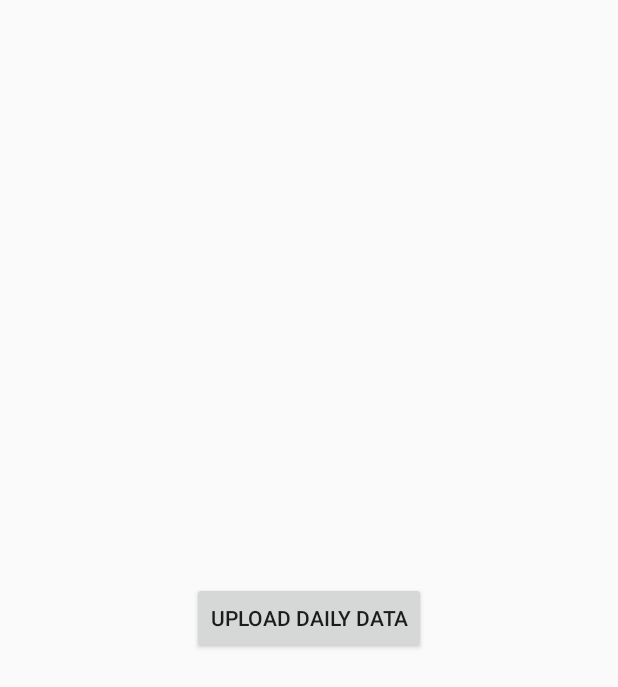
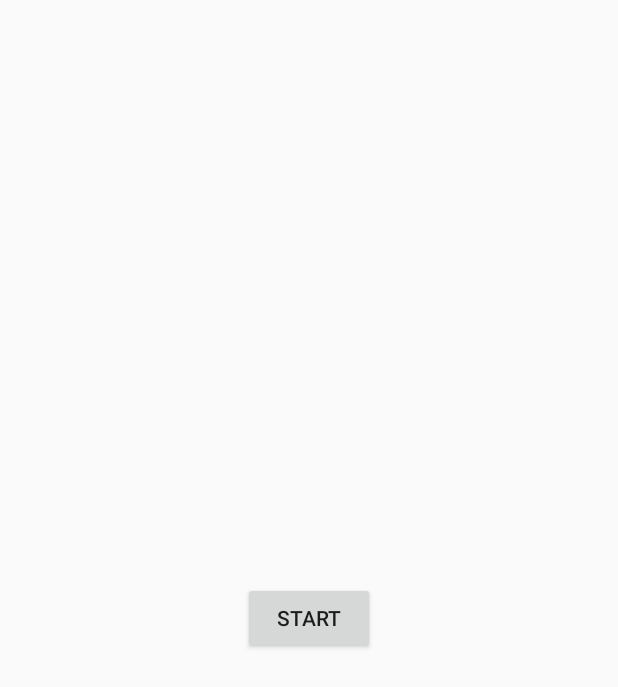
Before and after one commit to mbXian/MyDemo, an Android app: the screen it shows after launch (WorkoutMainActivity), on a phone screen of 412 x 824 dp. Shown: the top 687 px of the screen. Run offline under Robolectric (Android 15) with nearby library versions, the phone set to English and light mode, and no system bars.

```diff
--- a/app/src/main/java/com/xmb/demo/activity/workout/WorkoutMainActivity.java
+++ b/app/src/main/java/com/xmb/demo/activity/workout/WorkoutMainActivity.java
@@ -14,6 +14,8 @@ import com.xmb.demo.network.NetWorkUrl;
 import org.json.JSONException;
 import org.json.JSONObject;
 
+import java.util.Date;
+
 /**
  * Author by Ben
  * On 2020-03-07.
@@ -23,18 +25,43 @@ import org.json.JSONObject;
 public class WorkoutMainActivity extends Activity {
 
     private Button uploadButton;
+    private Button startButton;
 
     @Override
     protected void onCreate(@Nullable Bundle savedInstanceState) {
         super.onCreate(savedInstanceState);
         setContentView(R.layout.workout_main);
 
+        final JSONObject paramJsonObject = new JSONObject();
+
         uploadButton = findViewById(R.id.uploadButton);
+        startButton = findViewById(R.id.startButton);
+
+        startButton.setOnClickListener(new View.OnClickListener() {
+            @Override
+            public void onClick(View view) {
+                try {
+                    paramJsonObject.put("trainTimeMilliSec", new Date().getTime());
+
+                    runOnUiThread(new Runnable() {
+                        @Override
+                        public void run() {
+                            startButton.setVisibility(View.GONE);
+                            uploadButton.setVisibility(View.VISIBLE);
+                        }
+                    });
+                } catch (Exception e) {
+
+                }
+            }
+        });
+
+        uploadButton.setVisibility(View.GONE);
         uploadButton.setOnClickListener(new View.OnClickListener() {
             @Override
             public void onClick(View view) {
 
-                NetClient.getNetClient().callNetPost(NetWorkUrl.WORKOUT_DAILY_DATA_UPLOAD_TEMP_URL, new JSONObject(), new MyCallBack() {
+                NetClient.getNetClient().callNetPost(NetWorkUrl.WORKOUT_DAILY_DATA_UPLOAD_TEMP_URL, paramJsonObject, new MyCallBack() {
                     @Override
                     public void onFailure(int code) {
                         runOnUiThread(new Runnable() {
@@ -55,6 +82,7 @@ public class WorkoutMainActivity extends Activity {
                                     runOnUiThread(new Runnable() {
                                         @Override
                                         public void run() {
+                                            uploadButton.setEnabled(false);
                                             Toast.makeText(WorkoutMainActivity.this, "Upload Success! Keep it!", Toast.LENGTH_SHORT).show();
                                         }
                                     });
--- a/app/src/main/res/layout/workout_main.xml
+++ b/app/src/main/res/layout/workout_main.xml
@@ -11,4 +11,11 @@
         android:layout_centerInParent="true"
         android:text="Upload Daily Data"/>
 
+    <Button
+        android:id="@+id/startButton"
+        android:layout_width="wrap_content"
+        android:layout_height="wrap_content"
+        android:layout_centerInParent="true"
+        android:text="Start"/>
+
 </RelativeLayout>
```
